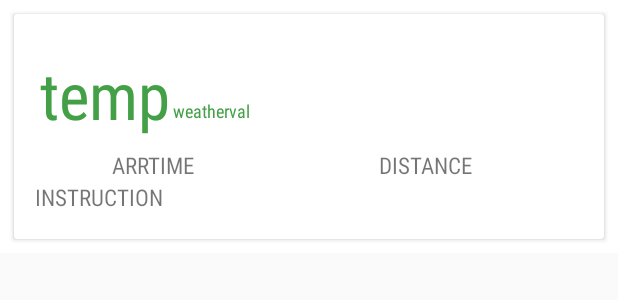
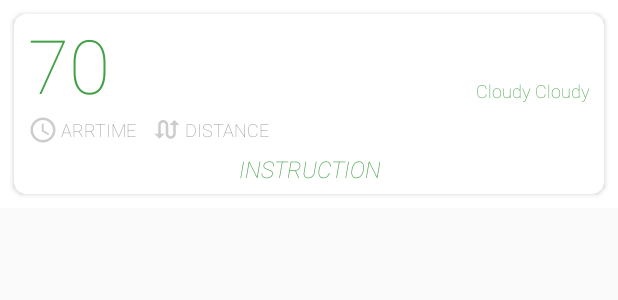
Before and after one commit to rishabhnayak/HelloWorld, an Android app: the layout dragup_list_layout.xml on its own in the app's theme, with its tools: preview values and no code run, on a phone screen of 412 x 824 dp. Shown: the top 300 px of the screen. Run offline under Robolectric (Android 15) with nearby library versions, the phone set to English and light mode, and no system bars.

Commit message:
dragup list layout created

```diff
--- a/app/src/main/java/com/MsoftTexas/directionandweather/Adapters/DragupListAdapter.java
+++ b/app/src/main/java/com/MsoftTexas/directionandweather/Adapters/DragupListAdapter.java
@@ -52,10 +52,12 @@ public class DragupListAdapter extends RecyclerView.Adapter<DragupListAdapter.Pn
             holder.instr.setText(Html.fromHtml(mStep.getStep().getHtml_instructions()));
         }
         //     holder.instr.setText(mStep.getStep().getHtml_instructions());
-        holder.distance.setText("Traveled : "+mStep.getAft_distance()/(long)1000+" km");
-        holder.arrtime.setText("Start time:"+mStep.getArrtime());
+//        holder.distance.setText("Traveled : "+mStep.getAft_distance()/(long)1000+" km");
+//        holder.arrtime.setText("Start time:"+mStep.getArrtime());
+        holder.distance.setText(mStep.getAft_distance()/(long)1000+" km");
+        holder.arrtime.setText(mStep.getArrtime());
         holder.weather.setText(mStep.getWlist().get(0).getWx());
-        holder.temp.setText(mStep.getWlist().get(0).getTemp()+"°");
+        holder.temp.setText(mStep.getWlist().get(0).getTemp()+"°F");
         Glide.with(context)
                 .load(mStep.getWlist().get(0).getImgurl())
                 .override(100,100)
--- /dev/null
+++ b/app/src/main/res/drawable/ic_swap_calls_black_24dp.xml
@@ -0,0 +1,9 @@
+<vector xmlns:android="http://schemas.android.com/apk/res/android"
+        android:width="24dp"
+        android:height="24dp"
+        android:viewportWidth="24.0"
+        android:viewportHeight="24.0">
+    <path
+        android:fillColor="#cccccc"
+        android:pathData="M18,4l-4,4h3v7c0,1.1 -0.9,2 -2,2s-2,-0.9 -2,-2V8c0,-2.21 -1.79,-4 -4,-4S5,5.79 5,8v7H2l4,4 4,-4H7V8c0,-1.1 0.9,-2 2,-2s2,0.9 2,2v7c0,2.21 1.79,4 4,4s4,-1.79 4,-4V8h3l-4,-4z"/>
+</vector>
--- a/app/src/main/res/layout/dragup_list_layout.xml
+++ b/app/src/main/res/layout/dragup_list_layout.xml
@@ -2,137 +2,257 @@
 <LinearLayout xmlns:android="http://schemas.android.com/apk/res/android"
     android:layout_width="match_parent"
     android:layout_height="wrap_content"
+    xmlns:app="http://schemas.android.com/apk/res-auto"
     android:orientation="vertical"
     android:padding="0dp"
-    android:background="#fff"
-    >
+    android:background="#fff">
     <android.support.v7.widget.CardView
+        android:elevation="4dp"
+        app:cardCornerRadius="8dp"
         android:layout_margin="9dp"
         android:layout_width="match_parent"
         android:layout_height="wrap_content">
-        <LinearLayout
-            android:layout_marginBottom="9dp"
-            android:layout_marginTop="9dp"
-            android:layout_marginRight="7dp"
-            android:layout_marginLeft="7dp"
-            android:elevation="4dp"
-            android:padding="8dp"
-            android:orientation="vertical"
-            android:layout_width="match_parent"
-            android:layout_height="wrap_content">
+        <!--<LinearLayout-->
+            <!--android:layout_marginBottom="9dp"-->
+            <!--android:layout_marginTop="9dp"-->
+            <!--android:layout_marginRight="7dp"-->
+            <!--android:layout_marginLeft="7dp"-->
+            <!--android:elevation="4dp"-->
+            <!--android:padding="8dp"-->
+            <!--android:orientation="vertical"-->
+            <!--android:layout_width="match_parent"-->
+            <!--android:layout_height="wrap_content">-->
 
 
-            <LinearLayout
-                android:paddingTop="7dp"
-                android:paddingRight="2dp"
-                android:paddingLeft="2dp"
-                android:paddingBottom="7dp"
-                android:layout_width="match_parent"
-                android:layout_height="wrap_content"
-                >
+            <!--<LinearLayout-->
+                <!--android:paddingTop="7dp"-->
+                <!--android:paddingRight="2dp"-->
+                <!--android:paddingLeft="2dp"-->
+                <!--android:paddingBottom="7dp"-->
+                <!--android:layout_width="match_parent"-->
+                <!--android:layout_height="wrap_content"-->
+                <!--&gt;-->
+
+
+                    <!--&lt;!&ndash;<TextView&ndash;&gt;-->
+
+                        <!--&lt;!&ndash;android:fontFamily="sans-serif-condensed"&ndash;&gt;-->
+                        <!--&lt;!&ndash;android:id="@+id/Weather"&ndash;&gt;-->
+                        <!--&lt;!&ndash;android:layout_width="wrap_content"&ndash;&gt;-->
+                        <!--&lt;!&ndash;android:layout_height="wrap_content"&ndash;&gt;-->
+                        <!--&lt;!&ndash;android:text="Weather"&ndash;&gt;-->
+                        <!--&lt;!&ndash;android:textSize="14sp" />&ndash;&gt;-->
+                <!--<TextView-->
+
+                    <!--android:textColor="#43A047"-->
+                    <!--android:fontFamily="sans-serif-condensed"-->
+                    <!--android:id="@+id/temp"-->
+                    <!--android:layout_width="wrap_content"-->
+                    <!--android:layout_height="wrap_content"-->
+                    <!--android:text="70"-->
+                    <!--android:textSize="43sp" />-->
+                <!--<LinearLayout-->
+                    <!--android:gravity="right"-->
+                    <!--android:layout_marginBottom="10dp"-->
+                    <!--android:layout_gravity="bottom"-->
+                    <!--android:orientation="vertical"-->
+                    <!--android:layout_width="match_parent"-->
+                    <!--android:layout_height="wrap_content">-->
+
+                    <!--<ImageView-->
+                        <!--android:id="@+id/weatherImg"-->
+                        <!--android:layout_width="40dp"-->
+                        <!--android:layout_height="40dp"-->
+                        <!--android:layout_marginLeft="2dp"-->
+                        <!--android:background="@mipmap/ic_launcher_round" />-->
+
+                    <!--<TextView-->
+                        <!--android:id="@+id/weather"-->
+                        <!--android:layout_width="wrap_content"-->
+                        <!--android:layout_height="wrap_content"-->
+                        <!--android:layout_marginLeft="2dp"-->
+                        <!--android:fontFamily="sans-serif-condensed"-->
+                        <!--android:text="Cloudy"-->
+                        <!--android:textColor="#43A047"-->
+                        <!--android:textSize="12sp" />-->
+                <!--</LinearLayout>-->
+
+
+                    <!--&lt;!&ndash;<TextView&ndash;&gt;-->
+                        <!--&lt;!&ndash;android:fontFamily="sans-serif-condensed"&ndash;&gt;-->
+                        <!--&lt;!&ndash;android:id="@+id/Temp"&ndash;&gt;-->
+                        <!--&lt;!&ndash;android:layout_width="wrap_content"&ndash;&gt;-->
+                        <!--&lt;!&ndash;android:layout_height="wrap_content"&ndash;&gt;-->
+                        <!--&lt;!&ndash;android:text="Temp"&ndash;&gt;-->
+                        <!--&lt;!&ndash;android:textSize="14sp" />&ndash;&gt;-->
+
+
+
+
+
+            <!--</LinearLayout>-->
+            <!--<LinearLayout-->
+                <!--android:layout_width="match_parent"-->
+                <!--android:layout_height="wrap_content">-->
+
+                <!--<TextView-->
+                    <!--android:id="@+id/arrtime"-->
+                    <!--android:layout_width="wrap_content"-->
+                    <!--android:layout_height="match_parent"-->
+                    <!--android:layout_gravity="center_vertical"-->
+                    <!--android:layout_marginLeft="-2dp"-->
+                    <!--android:layout_marginRight="20dp"-->
+                    <!--android:layout_weight="1"-->
+                    <!--android:elevation="1dp"-->
+                    <!--android:fontFamily="sans-serif-condensed"-->
+                    <!--android:text="arrtime"-->
+                    <!--android:textAlignment="center"-->
+                    <!--android:textAllCaps="true"-->
+                    <!--android:textSize="15sp" />-->
+
+                <!--<TextView-->
+                    <!--android:elevation="1dp"-->
+                    <!--android:layout_marginRight="20dp"-->
+                    <!--android:layout_marginLeft="-2dp"-->
+                    <!--android:textAlignment="center"-->
+                    <!--android:layout_weight="1"-->
+                    <!--android:layout_gravity="center_vertical"-->
+                    <!--android:fontFamily="sans-serif-condensed"-->
+                    <!--android:textSize="15sp"-->
+                    <!--android:id="@+id/distance"-->
+                    <!--android:layout_width="wrap_content"-->
+                    <!--android:layout_height="wrap_content"-->
+                    <!--android:text="distance"-->
+                    <!--android:textAllCaps="true"/>-->
+            <!--</LinearLayout>-->
+
+            <!--<LinearLayout-->
+                <!--android:layout_width="match_parent"-->
+                <!--android:layout_height="wrap_content">-->
 
 
                 <!--<TextView-->
+                    <!--android:elevation="1dp"-->
 
+                    <!--android:layout_marginRight="20dp"-->
+                    <!--android:layout_marginLeft="-2dp"-->
+                    <!--android:textAlignment="center"-->
+                    <!--android:layout_weight="0"-->
+                    <!--android:layout_gravity="center_vertical"-->
                     <!--android:fontFamily="sans-serif-condensed"-->
-                        <!--android:id="@+id/Weather"-->
+                    <!--android:textSize="15sp"-->
+                    <!--android:id="@+id/instr"-->
                     <!--android:layout_width="wrap_content"-->
                     <!--android:layout_height="wrap_content"-->
-                        <!--android:text="Weather"-->
-                        <!--android:textSize="14sp" />-->
+                    <!--android:text="instruction"-->
+                    <!--android:textAllCaps="true"/>-->
+            <!--</LinearLayout>-->
+        <!--</LinearLayout>-->
+<LinearLayout
+    android:layout_marginLeft="9dp"
+    android:layout_marginRight="9dp"
+    android:paddingBottom="6dp"
+    android:orientation="vertical"
+    android:layout_width="match_parent"
+    android:layout_height="match_parent">
+
+
+        <!--layout 1.........................................................-->
+    <LinearLayout
+        android:orientation="horizontal"
+        android:layout_width="match_parent"
+        android:layout_height="wrap_content">
+       <LinearLayout
+           android:layout_weight="8"
+           android:layout_width="0dp"
+           android:layout_height="wrap_content">
            <TextView
-
            android:textColor="#43A047"
-                    android:fontFamily="sans-serif-condensed"
+           android:fontFamily="sans-serif-thin"
            android:id="@+id/temp"
            android:layout_width="wrap_content"
            android:layout_height="wrap_content"
-                    android:text="temp"
-                    android:textSize="43sp" />
+           android:text="70"
+           android:textSize="50sp" />
+       </LinearLayout>
     <LinearLayout
-                    android:layout_marginBottom="10dp"
-android:layout_gravity="bottom"
+        android:layout_gravity="center_vertical"
+        android:gravity="center_horizontal"
         android:orientation="vertical"
         android:layout_width="wrap_content"
         android:layout_height="wrap_content">
         <ImageView
         android:id="@+id/weatherImg"
+        android:layout_width="35dp"
+        android:layout_height="35dp"
         android:layout_marginLeft="2dp"
+         />
+
+        <TextView
+        android:id="@+id/weather"
+        android:layout_width="wrap_content"
+        android:layout_height="wrap_content"
+        android:fontFamily="sans-serif-thin"
+        android:text="Cloudy Cloudy"
+        android:textColor="#43A047"
+        android:textSize="12sp" />
+    </LinearLayout>
+    </LinearLayout>
+        <!--layout 1  end.........................................................-->
+
+        <!--layout 2.........................................................-->
+    <LinearLayout
+        android:layout_marginTop="0dp"
+        android:layout_marginBottom="5dp"
+        android:layout_width="match_parent"
+        android:layout_height="wrap_content">
+<ImageView
+    android:layout_gravity="center_vertical"
+    android:background="@drawable/ic_access_time_black_24dp"
     android:layout_width="20dp"
     android:layout_height="20dp" />
         <TextView
             android:layout_marginLeft="2dp"
-                    android:id="@+id/weather"
+            android:layout_gravity="center_vertical"
+        android:id="@+id/arrtime"
         android:layout_width="wrap_content"
         android:layout_height="wrap_content"
-                    android:fontFamily="sans-serif-condensed"
-                    android:text="weatherval"
-                    android:textColor="#43A047"
+        android:fontFamily="sans-serif-thin"
+        android:text="arrtime"
+        android:textAllCaps="true"
         android:textSize="12sp" />
-                </LinearLayout>
-
-
-                    <!--<TextView-->
-                        <!--android:fontFamily="sans-serif-condensed"-->
-                        <!--android:id="@+id/Temp"-->
-                        <!--android:layout_width="wrap_content"-->
-                        <!--android:layout_height="wrap_content"-->
-                        <!--android:text="Temp"-->
-                        <!--android:textSize="14sp" />-->
-
-
-
-
+        <ImageView
+            android:layout_marginLeft="10dp"
+            android:layout_gravity="center_vertical"
+            android:background="@drawable/ic_swap_calls_black_24dp"
+            android:layout_width="20dp"
+            android:layout_height="20dp" />
+        <TextView
+            android:layout_marginLeft="2dp"
+            android:layout_gravity="center_vertical"
+            android:id="@+id/distance"
+            android:layout_width="wrap_content"
+            android:layout_height="wrap_content"
+            android:fontFamily="sans-serif-thin"
+            android:text="distance"
+            android:textAllCaps="true"
+            android:textSize="12sp" />
 
     </LinearLayout>
+        <!--layout 2  end.........................................................-->
+
+        <!--layout 3.........................................................-->
     <LinearLayout
+        android:gravity="center_horizontal"
         android:layout_width="match_parent"
         android:layout_height="wrap_content">
         <TextView
-                    android:elevation="1dp"
-                    android:layout_marginRight="20dp"
-                    android:layout_marginLeft="-2dp"
+
+            android:textColor="#43A047"
+            android:textStyle="italic"
         android:textAlignment="center"
-                    android:layout_weight="1"
         android:layout_gravity="center_vertical"
-                    android:fontFamily="sans-serif-condensed"
-                    android:textSize="15sp"
-                    android:id="@+id/arrtime"
-                    android:layout_width="wrap_content"
-                    android:layout_height="wrap_content"
-                    android:text="arrtime"
-                    android:textAllCaps="true"/>
-
-                <TextView
-                    android:elevation="1dp"
-                    android:layout_marginRight="20dp"
-                    android:layout_marginLeft="-2dp"
-                    android:textAlignment="center"
-                    android:layout_weight="1"
-                    android:layout_gravity="center_vertical"
-                    android:fontFamily="sans-serif-condensed"
-                    android:textSize="15sp"
-                    android:id="@+id/distance"
-                    android:layout_width="wrap_content"
-                    android:layout_height="wrap_content"
-                    android:text="distance"
-                    android:textAllCaps="true"/>
-            </LinearLayout>
-
-            <LinearLayout
-                android:layout_width="match_parent"
-                android:layout_height="wrap_content">
-
-
-                <TextView
-                    android:elevation="1dp"
-
-                    android:layout_marginRight="20dp"
-                    android:layout_marginLeft="-2dp"
-                    android:textAlignment="center"
-                    android:layout_weight="0"
-                    android:layout_gravity="center_vertical"
-                    android:fontFamily="sans-serif-condensed"
+        android:fontFamily="sans-serif-thin"
         android:textSize="15sp"
         android:id="@+id/instr"
         android:layout_width="wrap_content"
@@ -140,7 +260,7 @@ android:layout_gravity="bottom"
         android:text="instruction"
         android:textAllCaps="true"/>
     </LinearLayout>
+    <!--layout 3  end.........................................................-->
 </LinearLayout>
-
     </android.support.v7.widget.CardView>
 </LinearLayout>
```
Lines whose indentation alone changed are shown as unchanged.
